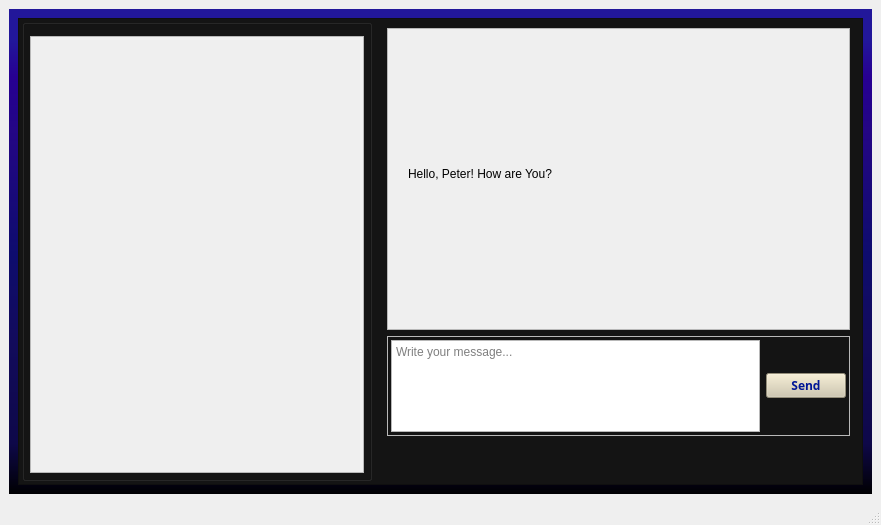
Qt form source/SimpleChat/mainwindow.ui (ElizavetaPa17/simple-chat) before a commit.
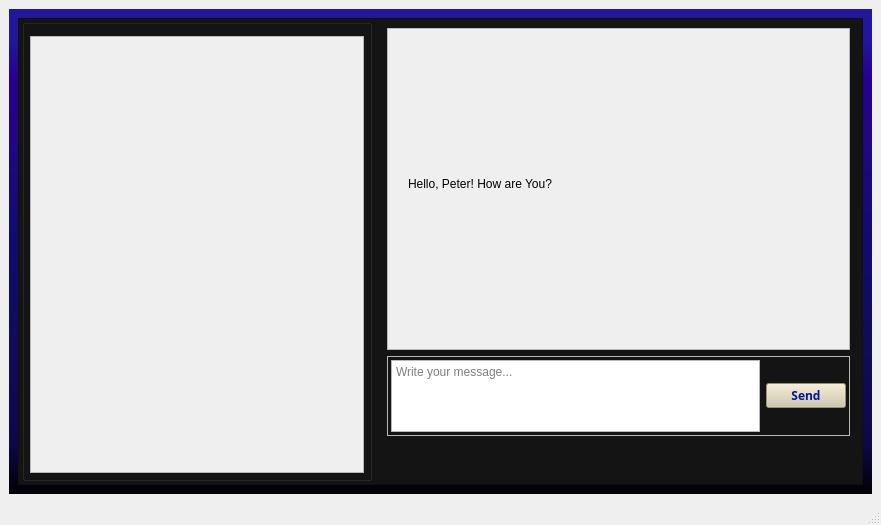
The same form after that commit. The open tabs and pages were chosen to show the change. Custom widgets are drawn as their Qt base class.

```diff
--- a/source/SimpleChat/mainwindow.ui
+++ b/source/SimpleChat/mainwindow.ui
@@ -141,16 +141,25 @@
               <layout class="QGridLayout" name="gridLayout_7">
                <item row="0" column="0">
                 <widget class="QScrollArea" name="scrollArea">
+                 <property name="sizePolicy">
+                  <sizepolicy hsizetype="Preferred" vsizetype="Preferred">
+                   <horstretch>0</horstretch>
+                   <verstretch>4</verstretch>
+                  </sizepolicy>
+                 </property>
                  <property name="widgetResizable">
                   <bool>true</bool>
                  </property>
+                 <property name="alignment">
+                  <set>Qt::AlignCenter</set>
+                 </property>
                  <widget class="QWidget" name="scrollAreaWidgetContents_2">
                   <property name="geometry">
                    <rect>
                     <x>0</x>
                     <y>0</y>
                     <width>448</width>
-                    <height>294</height>
+                    <height>301</height>
                    </rect>
                   </property>
                   <layout class="QGridLayout" name="gridLayout_9">
@@ -193,10 +202,16 @@
                </item>
                <item row="1" column="0">
                 <widget class="QFrame" name="frame">
+                 <property name="sizePolicy">
+                  <sizepolicy hsizetype="Preferred" vsizetype="Preferred">
+                   <horstretch>0</horstretch>
+                   <verstretch>1</verstretch>
+                  </sizepolicy>
+                 </property>
                  <property name="maximumSize">
                   <size>
                    <width>16777215</width>
-                   <height>100</height>
+                   <height>16777215</height>
                   </size>
                  </property>
                  <property name="frameShape">
@@ -251,7 +266,7 @@
                     <property name="maximumSize">
                      <size>
                       <width>16777215</width>
-                      <height>100</height>
+                      <height>16777215</height>
                      </size>
                     </property>
                     <property name="font">
```
Left out of the diff: 8 changed lines with no effect on the pictures.
